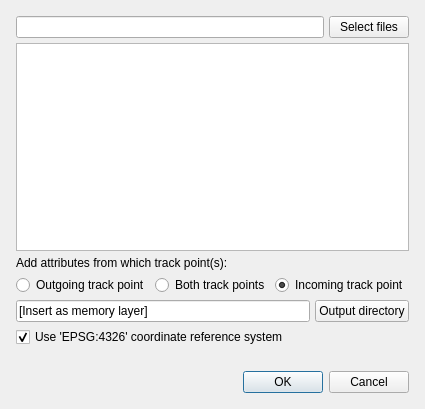
This is gpx_segment_importer_dialog_base.ui in SGroe/gpx-segment-importer as Qt 5 draws it before an edit. The edited form follows.
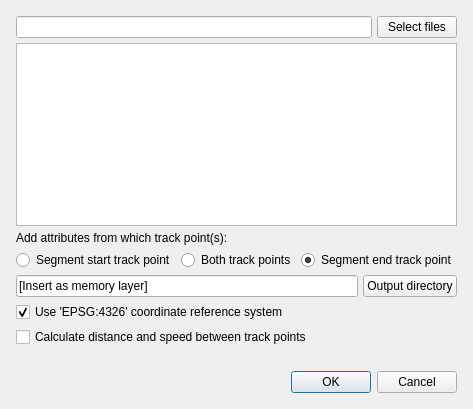
This is the edited form.

Commit message:
Optionally calculate distance and speed
Optionally calculate distance and speed between track points

Diff of the .ui file:
```diff
--- a/gpx_segment_importer_dialog_base.ui
+++ b/gpx_segment_importer_dialog_base.ui
@@ -6,7 +6,7 @@
    <rect>
     <x>0</x>
     <y>0</y>
-    <width>418</width>
+    <width>431</width>
     <height>409</height>
    </rect>
   </property>
@@ -15,7 +15,7 @@
   </property>
   <layout class="QVBoxLayout" name="verticalLayout_2">
    <item>
-    <layout class="QVBoxLayout" name="verticalLayout" stretch="0,0,0,0,0,0,0,0">
+    <layout class="QVBoxLayout" name="verticalLayout" stretch="0,0,0,0,0,0,0,0,0">
      <property name="spacing">
       <number>5</number>
      </property>
@@ -61,7 +61,7 @@
        <item>
         <widget class="QRadioButton" name="radioButtonFirst">
          <property name="text">
-          <string>Outgoing track point</string>
+          <string>Segment start track point</string>
          </property>
         </widget>
        </item>
@@ -78,7 +78,7 @@
        <item>
         <widget class="QRadioButton" name="radioButtonLast">
          <property name="text">
-          <string>Incoming track point</string>
+          <string>Segment end track point</string>
          </property>
          <property name="checked">
           <bool>true</bool>
@@ -124,6 +124,13 @@
        </property>
       </widget>
      </item>
+     <item>
+      <widget class="QCheckBox" name="chkCalculateSpeed">
+       <property name="text">
+        <string>Calculate distance and speed between track points</string>
+       </property>
+      </widget>
+     </item>
      <item>
       <widget class="QLabel" name="lblFeedback">
        <property name="styleSheet">
```
The commit also changes 5 other files.
